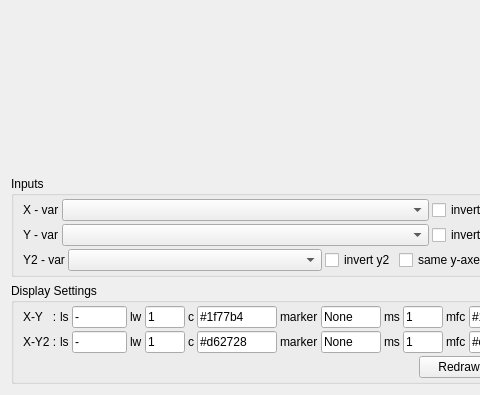
Before: the Qt Designer form ncv/ui/scatter_panel.ui in SanjeevBashyal/ncv, drawn with Qt 5; both pictures show x 0 to 480 and y 365 to 760 of the 1000 by 760 pixel window.
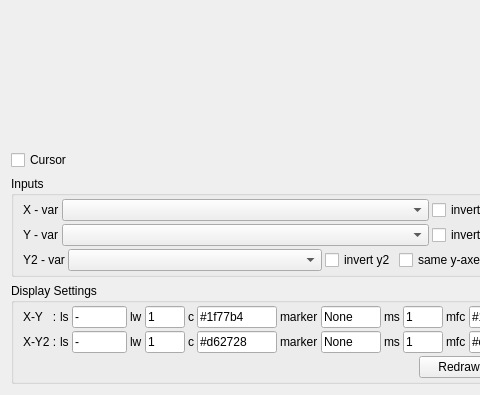
After: the same form once the commit is applied.

What changed in the file:
```diff
--- a/ncv/ui/scatter_panel.ui
+++ b/ncv/ui/scatter_panel.ui
@@ -43,6 +43,19 @@
    </item>
    <item>
     <layout class="QHBoxLayout" name="horizontalLayout_status">
+     <item>
+      <widget class="QCheckBox" name="checkBox_cursor">
+       <property name="toolTip">
+        <string>Show the value under the mouse</string>
+       </property>
+       <property name="text">
+        <string>Cursor</string>
+       </property>
+       <property name="checked">
+        <bool>false</bool>
+       </property>
+      </widget>
+     </item>
      <item>
       <widget class="QLabel" name="label_cursor">
        <property name="toolTip">
```
